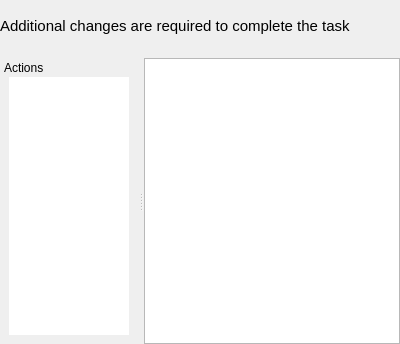
First picture: the form in libkpackagekit/KpkRequirements.ui, repository KDE/apper, before the edit.
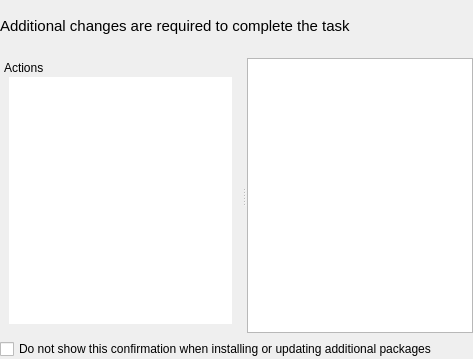
Second picture: the form after the edit.

Commit message: Added feature to skip confimation dialog when installing or updating additional packages. Improving the transaction dialog

Diff of the .ui file:
```diff
--- a/libkpackagekit/KpkRequirements.ui
+++ b/libkpackagekit/KpkRequirements.ui
@@ -6,8 +6,8 @@
    <rect>
     <x>0</x>
     <y>0</y>
-    <width>400</width>
-    <height>344</height>
+    <width>473</width>
+    <height>359</height>
    </rect>
   </property>
   <layout class="QGridLayout" name="gridLayout_2">
@@ -69,6 +69,12 @@
             <verstretch>0</verstretch>
            </sizepolicy>
           </property>
+          <property name="minimumSize">
+           <size>
+            <width>200</width>
+            <height>0</height>
+           </size>
+          </property>
           <property name="contextMenuPolicy">
            <enum>Qt::NoContextMenu</enum>
           </property>
@@ -99,6 +105,12 @@
         <verstretch>0</verstretch>
        </sizepolicy>
       </property>
+      <property name="minimumSize">
+       <size>
+        <width>200</width>
+        <height>0</height>
+       </size>
+      </property>
       <property name="editTriggers">
        <set>QAbstractItemView::NoEditTriggers</set>
       </property>
@@ -120,6 +132,13 @@
      </widget>
     </widget>
    </item>
+   <item row="2" column="0">
+    <widget class="QCheckBox" name="confirmCB">
+     <property name="text">
+      <string>Do not show this confirmation when installing or updating additional packages</string>
+     </property>
+    </widget>
+   </item>
   </layout>
  </widget>
  <resources/>
```
The commit also changes 6 other files.
